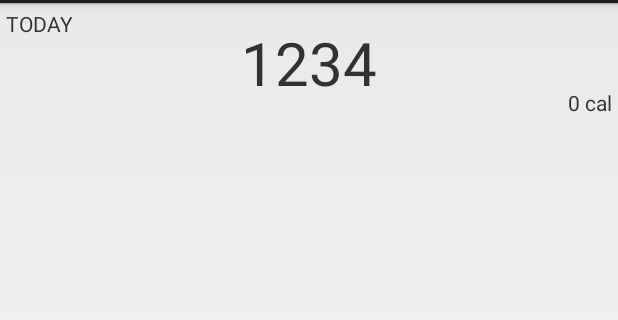
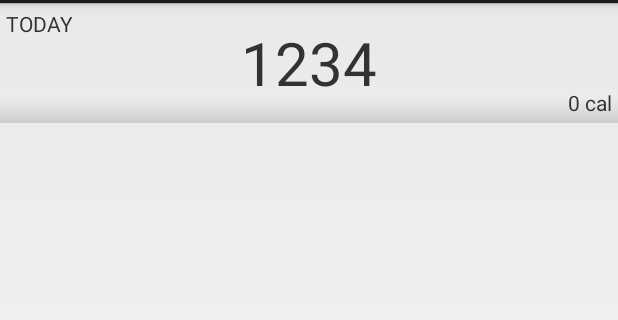
Before and after one commit to codeka/steptastic, an Android app: the layout step_count_page.xml on its own in the app's theme, with its tools: preview values and no code run, on a phone screen of 412 x 824 dp, the part 69-389 px from its top. Run offline under Robolectric (Android 15) with nearby library versions, the phone set to English and light mode, and no system bars.

Commit message:
Added a nice gradient to the step count activity.

```diff
--- /dev/null
+++ b/mobile/src/main/res/drawable-nodpi/step_count_bg.xml
@@ -0,0 +1,14 @@
+<?xml version="1.0" encoding="utf-8"?>
+<!-- This is the background for the top "step count" on the main screen. It's got a subtle
+     gradient to black at the bottom. -->
+<shape xmlns:android="http://schemas.android.com/apk/res/android"
+    android:shape="rectangle">
+    <gradient
+        android:angle="270"
+        android:startColor="#00000000"
+        android:centerColor="#00000000"
+        android:endColor="#22000000"
+        android:centerY="0.8"
+        android:type="linear"
+        />
+</shape>
--- a/mobile/src/main/res/layout/activity_daily_steps.xml
+++ b/mobile/src/main/res/layout/activity_daily_steps.xml
@@ -13,6 +13,7 @@
         android:layout_height="wrap_content"
         android:layout_alignParentBottom="true"
         android:padding="10dp"
+        android:background="@drawable/status_bg"
         android:text="Last server sync: never" />
 
     <fragment
--- a/mobile/src/main/res/layout/step_count_page.xml
+++ b/mobile/src/main/res/layout/step_count_page.xml
@@ -1,7 +1,8 @@
 <?xml version="1.0" encoding="utf-8"?>
 <RelativeLayout xmlns:android="http://schemas.android.com/apk/res/android"
     android:layout_width="match_parent"
-    android:layout_height="wrap_content">
+    android:layout_height="wrap_content"
+    android:background="@drawable/step_count_bg">
 
     <TextView android:id="@+id/date"
         android:layout_width="wrap_content"
```
Also changed, not shown: mobile/src/main/res/drawable-nodpi/status_bg.xml (added, +14 -0 lines).
